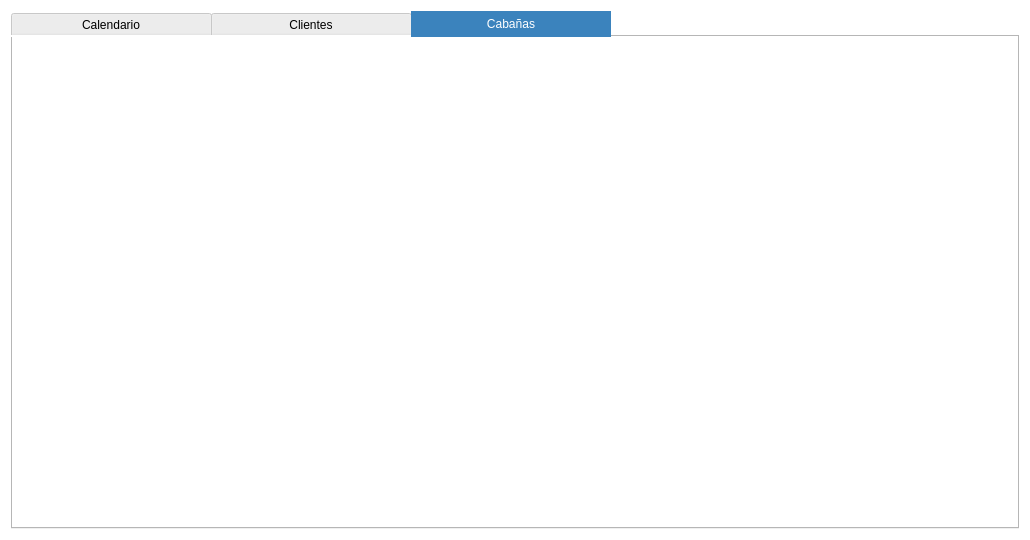
Before: the Qt Designer form UIfiles/Tab.ui in DiteRr/IgmavaAPP, drawn with Qt 5.
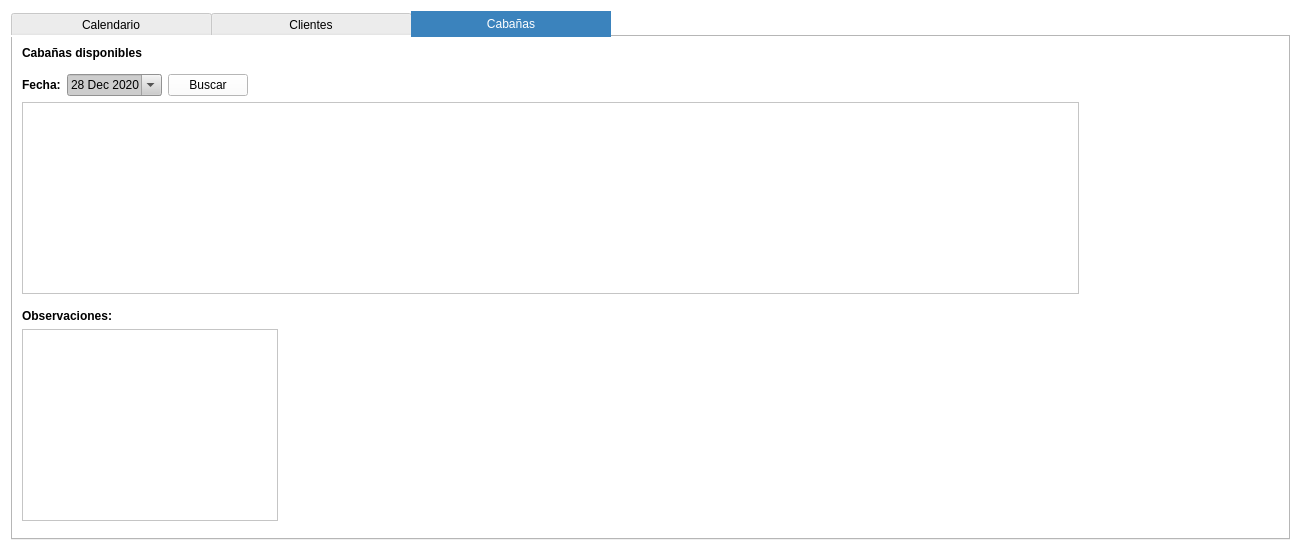
After: the same form once the commit is applied. The open tabs and pages were chosen to show the change. Icons and pictures are not drawn.

Commit message: Cabañas disponibles/ Observacion cabañas/ Reservas usuario

```diff
--- a/UIfiles/Tab.ui
+++ b/UIfiles/Tab.ui
@@ -6,14 +6,14 @@
    <rect>
     <x>0</x>
     <y>0</y>
-    <width>1030</width>
-    <height>540</height>
+    <width>1301</width>
+    <height>551</height>
    </rect>
   </property>
   <property name="minimumSize">
    <size>
-    <width>1030</width>
-    <height>540</height>
+    <width>1300</width>
+    <height>550</height>
    </size>
   </property>
   <property name="windowTitle">
@@ -551,6 +551,285 @@
       <attribute name="title">
        <string>Cabañas</string>
       </attribute>
+      <layout class="QGridLayout" name="gridLayout_6">
+       <item row="9" column="0">
+        <spacer name="verticalSpacer_6">
+         <property name="orientation">
+          <enum>Qt::Vertical</enum>
+         </property>
+         <property name="sizeHint" stdset="0">
+          <size>
+           <width>20</width>
+           <height>40</height>
+          </size>
+         </property>
+        </spacer>
+       </item>
+       <item row="2" column="0">
+        <layout class="QHBoxLayout" name="horizontalLayout">
+         <item>
+          <widget class="QLabel" name="label_4">
+           <property name="sizePolicy">
+            <sizepolicy hsizetype="Maximum" vsizetype="Maximum">
+             <horstretch>0</horstretch>
+             <verstretch>0</verstretch>
+            </sizepolicy>
+           </property>
+           <property name="styleSheet">
+            <string notr="true">font: 57 14pt &quot;Ubuntu&quot;;
+font-weight:bold;</string>
+           </property>
+           <property name="text">
+            <string>Fecha:</string>
+           </property>
+          </widget>
+         </item>
+         <item>
+          <widget class="QDateEdit" name="fecha">
+           <property name="sizePolicy">
+            <sizepolicy hsizetype="Maximum" vsizetype="Maximum">
+             <horstretch>0</horstretch>
+             <verstretch>0</verstretch>
+            </sizepolicy>
+           </property>
+           <property name="styleSheet">
+            <string notr="true">background-color : #CDCDCD;
+color: rgb(0,0,0);</string>
+           </property>
+           <property name="dateTime">
+            <datetime>
+             <hour>0</hour>
+             <minute>0</minute>
+             <second>0</second>
+             <year>2020</year>
+             <month>12</month>
+             <day>28</day>
+            </datetime>
+           </property>
+           <property name="time">
+            <time>
+             <hour>0</hour>
+             <minute>0</minute>
+             <second>0</second>
+            </time>
+           </property>
+           <property name="calendarPopup">
+            <bool>true</bool>
+           </property>
+           <property name="timeSpec">
+            <enum>Qt::LocalTime</enum>
+           </property>
+           <property name="date">
+            <date>
+             <year>2020</year>
+             <month>12</month>
+             <day>28</day>
+            </date>
+           </property>
+          </widget>
+         </item>
+         <item>
+          <widget class="QPushButton" name="buscar_fecha">
+           <property name="sizePolicy">
+            <sizepolicy hsizetype="Maximum" vsizetype="Maximum">
+             <horstretch>0</horstretch>
+             <verstretch>0</verstretch>
+            </sizepolicy>
+           </property>
+           <property name="text">
+            <string>Buscar</string>
+           </property>
+          </widget>
+         </item>
+         <item>
+          <spacer name="horizontalSpacer_4">
+           <property name="orientation">
+            <enum>Qt::Horizontal</enum>
+           </property>
+           <property name="sizeType">
+            <enum>QSizePolicy::Expanding</enum>
+           </property>
+           <property name="sizeHint" stdset="0">
+            <size>
+             <width>340</width>
+             <height>20</height>
+            </size>
+           </property>
+          </spacer>
+         </item>
+        </layout>
+       </item>
+       <item row="0" column="0">
+        <widget class="QLabel" name="label_3">
+         <property name="sizePolicy">
+          <sizepolicy hsizetype="Maximum" vsizetype="Maximum">
+           <horstretch>0</horstretch>
+           <verstretch>0</verstretch>
+          </sizepolicy>
+         </property>
+         <property name="styleSheet">
+          <string notr="true">font: 57 18pt &quot;Ubuntu&quot;;
+font-weight:bold;</string>
+         </property>
+         <property name="text">
+          <string>Cabañas disponibles</string>
+         </property>
+        </widget>
+       </item>
+       <item row="4" column="0">
+        <layout class="QHBoxLayout" name="horizontalLayout_2">
+         <item>
+          <widget class="QTableWidget" name="tableWidgetC">
+           <property name="sizePolicy">
+            <sizepolicy hsizetype="Minimum" vsizetype="Minimum">
+             <horstretch>0</horstretch>
+             <verstretch>0</verstretch>
+            </sizepolicy>
+           </property>
+           <attribute name="horizontalHeaderStretchLastSection">
+            <bool>false</bool>
+           </attribute>
+           <attribute name="verticalHeaderDefaultSectionSize">
+            <number>57</number>
+           </attribute>
+           <attribute name="verticalHeaderStretchLastSection">
+            <bool>true</bool>
+           </attribute>
+          </widget>
+         </item>
+        </layout>
+       </item>
+       <item row="8" column="0">
+        <layout class="QHBoxLayout" name="horizontalLayout_3">
+         <item>
+          <widget class="QTableWidget" name="tableWidgetCab">
+           <property name="sizePolicy">
+            <sizepolicy hsizetype="Minimum" vsizetype="Minimum">
+             <horstretch>0</horstretch>
+             <verstretch>0</verstretch>
+            </sizepolicy>
+           </property>
+           <attribute name="verticalHeaderVisible">
+            <bool>false</bool>
+           </attribute>
+           <attribute name="verticalHeaderDefaultSectionSize">
+            <number>57</number>
+           </attribute>
+          </widget>
+         </item>
+         <item>
+          <spacer name="horizontalSpacer_6">
+           <property name="orientation">
+            <enum>Qt::Horizontal</enum>
+           </property>
+           <property name="sizeHint" stdset="0">
+            <size>
+             <width>40</width>
+             <height>20</height>
+            </size>
+           </property>
+          </spacer>
+         </item>
+        </layout>
+       </item>
+       <item row="5" column="0">
+        <spacer name="verticalSpacer_10">
+         <property name="orientation">
+          <enum>Qt::Vertical</enum>
+         </property>
+         <property name="sizeType">
+          <enum>QSizePolicy::Maximum</enum>
+         </property>
+         <property name="sizeHint" stdset="0">
+          <size>
+           <width>20</width>
+           <height>40</height>
+          </size>
+         </property>
+        </spacer>
+       </item>
+       <item row="6" column="0">
+        <widget class="QLabel" name="label_5">
+         <property name="sizePolicy">
+          <sizepolicy hsizetype="Maximum" vsizetype="Maximum">
+           <horstretch>0</horstretch>
+           <verstretch>0</verstretch>
+          </sizepolicy>
+         </property>
+         <property name="styleSheet">
+          <string notr="true">font: 57 14pt &quot;Ubuntu&quot;;
+font-weight:bold;</string>
+         </property>
+         <property name="text">
+          <string>Observaciones:</string>
+         </property>
+        </widget>
+       </item>
+       <item row="1" column="0">
+        <spacer name="verticalSpacer_9">
+         <property name="orientation">
+          <enum>Qt::Vertical</enum>
+         </property>
+         <property name="sizeType">
+          <enum>QSizePolicy::Maximum</enum>
+         </property>
+         <property name="sizeHint" stdset="0">
+          <size>
+           <width>20</width>
+           <height>40</height>
+          </size>
+         </property>
+        </spacer>
+       </item>
+       <item row="8" column="1">
+        <spacer name="horizontalSpacer_9">
+         <property name="orientation">
+          <enum>Qt::Horizontal</enum>
+         </property>
+         <property name="sizeType">
+          <enum>QSizePolicy::Maximum</enum>
+         </property>
+         <property name="sizeHint" stdset="0">
+          <size>
+           <width>200</width>
+           <height>20</height>
+          </size>
+         </property>
+        </spacer>
+       </item>
+       <item row="3" column="0">
+        <spacer name="verticalSpacer_11">
+         <property name="orientation">
+          <enum>Qt::Vertical</enum>
+         </property>
+         <property name="sizeType">
+          <enum>QSizePolicy::Maximum</enum>
+         </property>
+         <property name="sizeHint" stdset="0">
+          <size>
+           <width>20</width>
+           <height>10</height>
+          </size>
+         </property>
+        </spacer>
+       </item>
+       <item row="7" column="0">
+        <spacer name="verticalSpacer_12">
+         <property name="orientation">
+          <enum>Qt::Vertical</enum>
+         </property>
+         <property name="sizeType">
+          <enum>QSizePolicy::Maximum</enum>
+         </property>
+         <property name="sizeHint" stdset="0">
+          <size>
+           <width>20</width>
+           <height>10</height>
+          </size>
+         </property>
+        </spacer>
+       </item>
+      </layout>
      </widget>
     </widget>
    </item>
```
Left out of the diff: 210 changed lines with no effect on the pictures. The commit also changes 13 other files.
